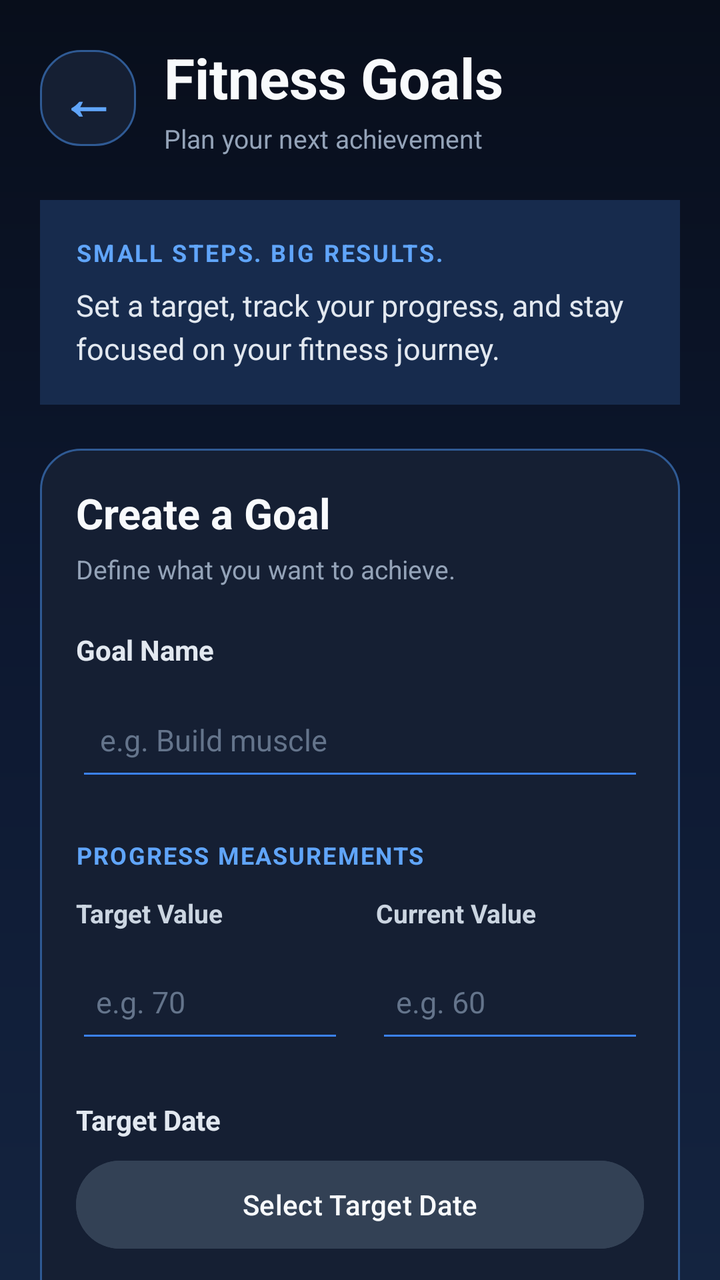
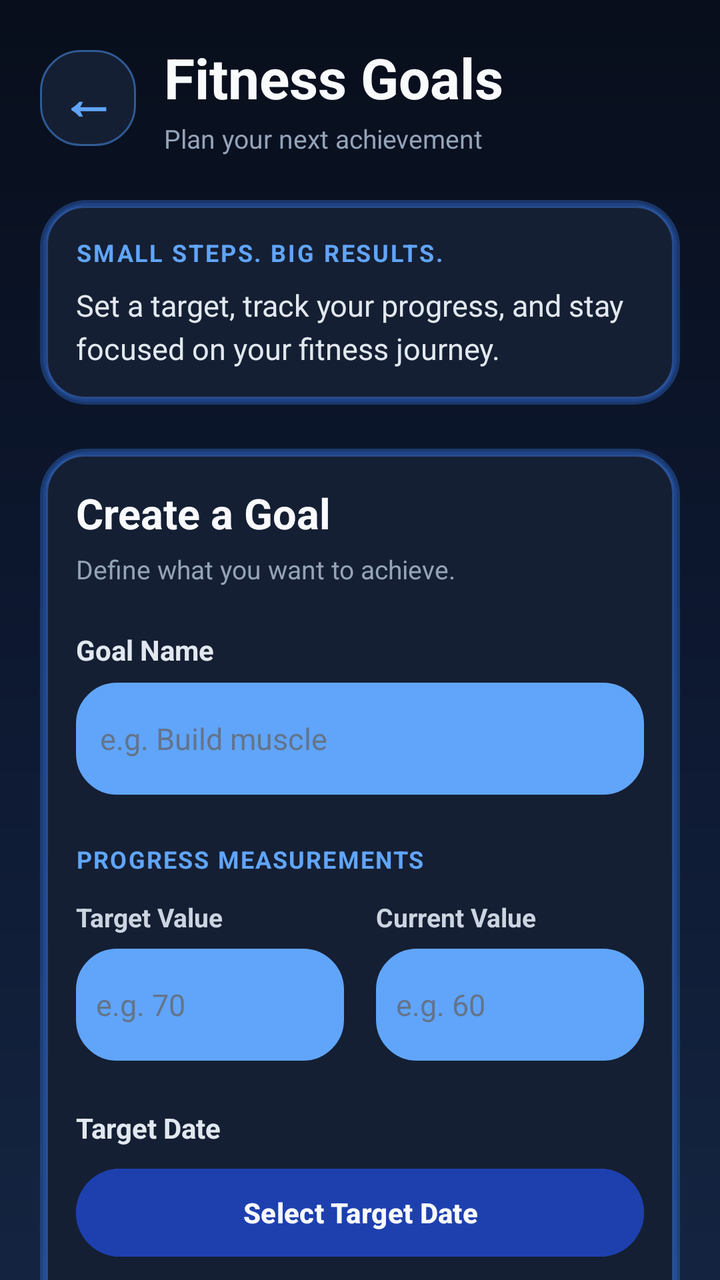

Compare the two renders of this Android layout. The source of the first and the diff that turns it into the second are given below.
<!-- AndroidManifest.xml: application theme Theme.GymTrackerPro -->
<!-- res/layout/activity_goals.xml -->
<?xml version="1.0" encoding="utf-8"?>
<ScrollView xmlns:android="http://schemas.android.com/apk/res/android"
    android:layout_width="match_parent"
    android:layout_height="match_parent"
    android:background="@drawable/bg_midnight_gradient"
    android:fillViewport="true"
    android:scrollbars="none">

    <LinearLayout
        android:layout_width="match_parent"
        android:layout_height="wrap_content"
        android:orientation="vertical"
        android:padding="20dp">

        
        <LinearLayout
            android:layout_width="match_parent"
            android:layout_height="wrap_content"
            android:layout_marginBottom="22dp"
            android:gravity="center_vertical"
            android:orientation="horizontal">

            <TextView
                android:id="@+id/buttonBackArrow"
                android:layout_width="48dp"
                android:layout_height="48dp"
                android:background="@drawable/bg_card"
                android:clickable="true"
                android:contentDescription="Back to Dashboard"
                android:focusable="true"
                android:gravity="center"
                android:text="←"
                android:textColor="#60A5FA"
                android:textSize="28sp"
                android:textStyle="bold" />

            <LinearLayout
                android:layout_width="0dp"
                android:layout_height="wrap_content"
                android:layout_marginStart="14dp"
                android:layout_weight="1"
                android:orientation="vertical">

                <TextView
                    android:layout_width="match_parent"
                    android:layout_height="wrap_content"
                    android:text="Fitness Goals"
                    android:textColor="#F8FAFC"
                    android:textSize="28sp"
                    android:textStyle="bold" />

                <TextView
                    android:layout_width="match_parent"
                    android:layout_height="wrap_content"
                    android:layout_marginTop="3dp"
                    android:text="Plan your next achievement"
                    android:textColor="#94A3B8"
                    android:textSize="13sp" />

            </LinearLayout>
        </LinearLayout>

        
        <LinearLayout
            android:layout_width="match_parent"
            android:layout_height="wrap_content"
            android:layout_marginBottom="22dp"
            android:background="#172B4D"
            android:orientation="vertical"
            android:padding="18dp">

            <TextView
                android:layout_width="match_parent"
                android:layout_height="wrap_content"
                android:text="SMALL STEPS. BIG RESULTS."
                android:textColor="#60A5FA"
                android:textSize="12sp"
                android:textStyle="bold"
                android:letterSpacing="0.08" />

            <TextView
                android:layout_width="match_parent"
                android:layout_height="wrap_content"
                android:layout_marginTop="8dp"
                android:text="Set a target, track your progress, and stay focused on your fitness journey."
                android:textColor="#E2E8F0"
                android:textSize="15sp"
                android:lineSpacingExtra="4dp" />

        </LinearLayout>

        
        <LinearLayout
            android:layout_width="match_parent"
            android:layout_height="wrap_content"
            android:background="@drawable/bg_card"
            android:orientation="vertical"
            android:padding="18dp">

            <TextView
                android:layout_width="match_parent"
                android:layout_height="wrap_content"
                android:text="Create a Goal"
                android:textColor="#F8FAFC"
                android:textSize="21sp"
                android:textStyle="bold" />

            <TextView
                android:layout_width="match_parent"
                android:layout_height="wrap_content"
                android:layout_marginTop="5dp"
                android:layout_marginBottom="22dp"
                android:text="Define what you want to achieve."
                android:textColor="#94A3B8"
                android:textSize="13sp" />

            
            <TextView
                android:layout_width="match_parent"
                android:layout_height="wrap_content"
                android:text="Goal Name"
                android:textColor="#E2E8F0"
                android:textSize="14sp"
                android:textStyle="bold" />

            <EditText
                android:id="@+id/editGoalType"
                android:layout_width="match_parent"
                android:layout_height="54dp"
                android:layout_marginTop="7dp"
                android:backgroundTint="#3B82F6"
                android:hint="e.g. Build muscle"
                android:inputType="textCapSentences"
                android:paddingHorizontal="12dp"
                android:singleLine="true"
                android:textColor="#F8FAFC"
                android:textColorHint="#64748B"
                android:textSize="15sp" />

            
            <TextView
                android:layout_width="match_parent"
                android:layout_height="wrap_content"
                android:layout_marginTop="24dp"
                android:layout_marginBottom="12dp"
                android:text="PROGRESS MEASUREMENTS"
                android:textColor="#60A5FA"
                android:textSize="12sp"
                android:textStyle="bold"
                android:letterSpacing="0.06" />

            <LinearLayout
                android:layout_width="match_parent"
                android:layout_height="wrap_content"
                android:orientation="horizontal"
                android:weightSum="2">

                <LinearLayout
                    android:layout_width="0dp"
                    android:layout_height="wrap_content"
                    android:layout_weight="1"
                    android:orientation="vertical"
                    android:paddingEnd="8dp">

                    <TextView
                        android:layout_width="match_parent"
                        android:layout_height="wrap_content"
                        android:text="Target Value"
                        android:textColor="#CBD5E1"
                        android:textSize="13sp"
                        android:textStyle="bold" />

                    <EditText
                        android:id="@+id/editTargetValue"
                        android:layout_width="match_parent"
                        android:layout_height="54dp"
                        android:layout_marginTop="7dp"
                        android:backgroundTint="#3B82F6"
                        android:hint="e.g. 70"
                        android:inputType="numberDecimal"
                        android:paddingHorizontal="10dp"
                        android:singleLine="true"
                        android:textColor="#F8FAFC"
                        android:textColorHint="#64748B"
                        android:textSize="15sp" />

                </LinearLayout>

                <LinearLayout
                    android:layout_width="0dp"
                    android:layout_height="wrap_content"
                    android:layout_weight="1"
                    android:orientation="vertical"
                    android:paddingStart="8dp">

                    <TextView
                        android:layout_width="match_parent"
                        android:layout_height="wrap_content"
                        android:text="Current Value"
                        android:textColor="#CBD5E1"
                        android:textSize="13sp"
                        android:textStyle="bold" />

                    <EditText
                        android:id="@+id/editCurrentValue"
                        android:layout_width="match_parent"
                        android:layout_height="54dp"
                        android:layout_marginTop="7dp"
                        android:backgroundTint="#3B82F6"
                        android:hint="e.g. 60"
                        android:inputType="numberDecimal"
                        android:paddingHorizontal="10dp"
                        android:singleLine="true"
                        android:textColor="#F8FAFC"
                        android:textColorHint="#64748B"
                        android:textSize="15sp" />

                </LinearLayout>
            </LinearLayout>

            
            <TextView
                android:layout_width="match_parent"
                android:layout_height="wrap_content"
                android:layout_marginTop="24dp"
                android:text="Target Date"
                android:textColor="#E2E8F0"
                android:textSize="14sp"
                android:textStyle="bold" />

            <Button
                android:id="@+id/buttonSelectDate"
                android:layout_width="match_parent"
                android:layout_height="52dp"
                android:layout_marginTop="7dp"
                android:backgroundTint="#334155"
                android:text="Select Target Date"
                android:textAllCaps="false"
                android:textColor="#F8FAFC"
                android:textSize="14sp" />

            
            <Button
                android:id="@+id/buttonSaveGoal"
                android:layout_width="match_parent"
                android:layout_height="56dp"
                android:layout_marginTop="16dp"
                android:backgroundTint="#2563EB"
                android:text="Save Fitness Goal"
                android:textAllCaps="false"
                android:textColor="#FFFFFF"
                android:textSize="16sp"
                android:textStyle="bold" />

            
            <Button
                android:id="@+id/buttonRefreshGoals"
                android:layout_width="match_parent"
                android:layout_height="48dp"
                android:layout_marginTop="8dp"
                android:backgroundTint="#23324A"
                android:text="Refresh Goals"
                android:textAllCaps="false"
                android:textColor="#BFDBFE"
                android:textSize="14sp" />

        </LinearLayout>

        
        <LinearLayout
            android:layout_width="match_parent"
            android:layout_height="wrap_content"
            android:layout_marginTop="24dp"
            android:background="@drawable/bg_card"
            android:orientation="vertical"
            android:padding="18dp">

            <TextView
                android:layout_width="match_parent"
                android:layout_height="wrap_content"
                android:text="Saved Goals"
                android:textColor="#F8FAFC"
                android:textSize="21sp"
                android:textStyle="bold" />

            <TextView
                android:layout_width="match_parent"
                android:layout_height="wrap_content"
                android:layout_marginTop="5dp"
                android:layout_marginBottom="16dp"
                android:text="Review your targets and current progress."
                android:textColor="#94A3B8"
                android:textSize="13sp" />

            <TextView
                android:id="@+id/textGoalsList"
                android:layout_width="match_parent"
                android:layout_height="wrap_content"
                android:minHeight="80dp"
                android:background="#0F172A"
                android:padding="16dp"
                android:text="Loading goals..."
                android:textColor="#CBD5E1"
                android:textSize="15sp"
                android:lineSpacingExtra="6dp" />

        </LinearLayout>

        
        <TextView
            android:layout_width="match_parent"
            android:layout_height="wrap_content"
            android:layout_marginTop="22dp"
            android:layout_marginBottom="12dp"
            android:gravity="center"
            android:padding="8dp"
            android:text="CONSISTENCY BUILDS PROGRESS"
            android:textColor="#64748B"
            android:textSize="11sp"
            android:letterSpacing="0.08" />

    </LinearLayout>
</ScrollView>
<!-- resources referenced by this layout -->
<resources>
  <!-- drawable bg_card (drawable) -->
  <?xml version="1.0" encoding="utf-8"?>
  <shape xmlns:android="http://schemas.android.com/apk/res/android" android:shape="rectangle">
      <solid android:color="@color/gt_surface" />
      <corners android:radius="20dp" />
      <stroke android:width="1dp" android:color="@color/gt_stroke" />
  </shape>
  <!-- drawable bg_midnight_gradient (drawable) -->
  <?xml version="1.0" encoding="utf-8"?>
  <shape xmlns:android="http://schemas.android.com/apk/res/android"
      android:shape="rectangle">
  
      <gradient
          android:angle="270"
          android:startColor="#080E1B"
          android:centerColor="#0D1830"
          android:endColor="#142440"
          android:type="linear" />
  
  </shape>
  <style name="Theme.GymTrackerPro" parent="Base.Theme.GymTrackerPro" />
  <color name="gt_surface">#151F33</color>
  <color name="gt_stroke">#2F5A94</color>
  <style name="Base.Theme.GymTrackerPro" parent="Theme.Material3.Dark.NoActionBar">
          <item name="colorPrimary">@color/gt_blue</item>
          <item name="colorSurface">@color/gt_surface</item>
          <item name="android:windowBackground">@color/gt_background</item>
  
          
          <item name="android:statusBarColor">@color/gt_background</item>
          <item name="android:navigationBarColor">@color/gt_background</item>
          <item name="android:windowLightStatusBar">false</item>
      </style>
  <color name="gt_blue">#60A5FA</color>
  <color name="gt_background">#0B1120</color>
</resources>

<!-- the commit's change to res/layout/activity_goals.xml (unified diff, before → after) -->
@@ -65,7 +65,7 @@
             android:layout_width="match_parent"
             android:layout_height="wrap_content"
             android:layout_marginBottom="22dp"
-            android:background="#172B4D"
+            android:background="@drawable/bg_glow_card"
             android:orientation="vertical"
             android:padding="18dp">
 
@@ -93,7 +93,7 @@
         <LinearLayout
             android:layout_width="match_parent"
             android:layout_height="wrap_content"
-            android:background="@drawable/bg_card"
+            android:background="@drawable/bg_glow_card"
             android:orientation="vertical"
             android:padding="18dp">
 
@@ -126,9 +126,10 @@
             <EditText
                 android:id="@+id/editGoalType"
                 android:layout_width="match_parent"
-                android:layout_height="54dp"
+                android:layout_height="56dp"
                 android:layout_marginTop="7dp"
-                android:backgroundTint="#3B82F6"
+                android:background="@drawable/bg_card"
+                android:backgroundTint="#60A5FA"
                 android:hint="e.g. Build muscle"
                 android:inputType="textCapSentences"
                 android:paddingHorizontal="12dp"
@@ -173,9 +174,10 @@
                     <EditText
                         android:id="@+id/editTargetValue"
                         android:layout_width="match_parent"
-                        android:layout_height="54dp"
+                        android:layout_height="56dp"
                         android:layout_marginTop="7dp"
-                        android:backgroundTint="#3B82F6"
+                        android:background="@drawable/bg_card"
+                        android:backgroundTint="#60A5FA"
                         android:hint="e.g. 70"
                         android:inputType="numberDecimal"
                         android:paddingHorizontal="10dp"
@@ -204,9 +206,10 @@
                     <EditText
                         android:id="@+id/editCurrentValue"
                         android:layout_width="match_parent"
-                        android:layout_height="54dp"
+                        android:layout_height="56dp"
                         android:layout_marginTop="7dp"
-                        android:backgroundTint="#3B82F6"
+                        android:background="@drawable/bg_card"
+                        android:backgroundTint="#60A5FA"
                         android:hint="e.g. 60"
                         android:inputType="numberDecimal"
                         android:paddingHorizontal="10dp"
@@ -233,11 +236,12 @@
                 android:layout_width="match_parent"
                 android:layout_height="52dp"
                 android:layout_marginTop="7dp"
-                android:backgroundTint="#334155"
+                android:backgroundTint="#1E40AF"
                 android:text="Select Target Date"
                 android:textAllCaps="false"
                 android:textColor="#F8FAFC"
-                android:textSize="14sp" />
+                android:textSize="14sp"
+                android:textStyle="bold"/>
 
             
             <Button
@@ -245,7 +249,7 @@
                 android:layout_width="match_parent"
                 android:layout_height="56dp"
                 android:layout_marginTop="16dp"
-                android:backgroundTint="#2563EB"
+                android:backgroundTint="#3B82F6"
                 android:text="Save Fitness Goal"
                 android:textAllCaps="false"
                 android:textColor="#FFFFFF"
@@ -258,11 +262,12 @@
                 android:layout_width="match_parent"
                 android:layout_height="48dp"
                 android:layout_marginTop="8dp"
-                android:backgroundTint="#23324A"
+                android:backgroundTint="#334155"
                 android:text="Refresh Goals"
                 android:textAllCaps="false"
                 android:textColor="#BFDBFE"
-                android:textSize="14sp" />
+                android:textSize="14sp"
+                android:textStyle="bold"/>
 
         </LinearLayout>
 
@@ -271,7 +276,7 @@
             android:layout_width="match_parent"
             android:layout_height="wrap_content"
             android:layout_marginTop="24dp"
-            android:background="@drawable/bg_card"
+            android:background="@drawable/bg_glow_card"
             android:orientation="vertical"
             android:padding="18dp">
 
@@ -296,9 +301,9 @@
                 android:id="@+id/textGoalsList"
                 android:layout_width="match_parent"
                 android:layout_height="wrap_content"
-                android:minHeight="80dp"
-                android:background="#0F172A"
-                android:padding="16dp"
+                android:minHeight="100dp"
+                android:background="@drawable/bg_card"
+                android:padding="18dp"
                 android:text="Loading goals..."
                 android:textColor="#CBD5E1"
                 android:textSize="15sp"
<!-- resource entries referenced after the edit -->
@@ -7,6 +7,39 @@
       <corners android:radius="20dp" />
       <stroke android:width="1dp" android:color="@color/gt_stroke" />
   </shape>
+  <!-- drawable bg_glow_card (drawable) -->
+  <?xml version="1.0" encoding="utf-8"?>
+  <layer-list xmlns:android="http://schemas.android.com/apk/res/android">
+  
+      
+      <item>
+          <shape android:shape="rectangle">
+              <corners android:radius="22dp" />
+              <solid android:color="#332563EB" />
+              <stroke
+                  android:width="3dp"
+                  android:color="#553B82F6" />
+          </shape>
+      </item>
+  
+      
+      <item
+          android:left="3dp"
+          android:top="3dp"
+          android:right="3dp"
+          android:bottom="3dp">
+  
+          <shape android:shape="rectangle">
+              <corners android:radius="19dp" />
+              <solid android:color="#151F33" />
+              <stroke
+                  android:width="1dp"
+                  android:color="#604F8FFF" />
+          </shape>
+  
+      </item>
+  
+  </layer-list>
   <!-- drawable bg_midnight_gradient (drawable) -->
   <?xml version="1.0" encoding="utf-8"?>
   <shape xmlns:android="http://schemas.android.com/apk/res/android"
